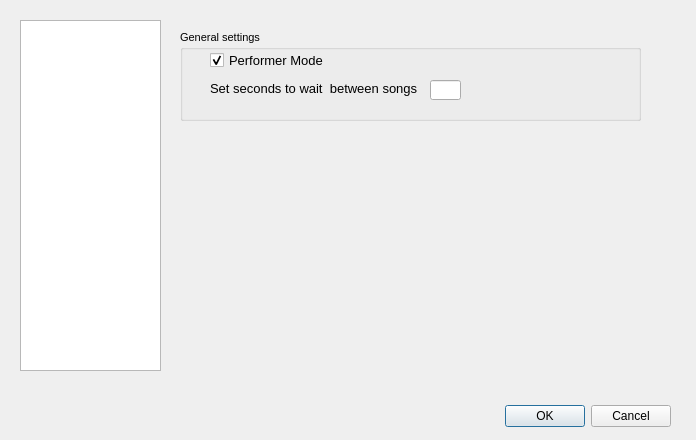
Old version of the form settings_dialog.ui in the repository tschen/PyKS.
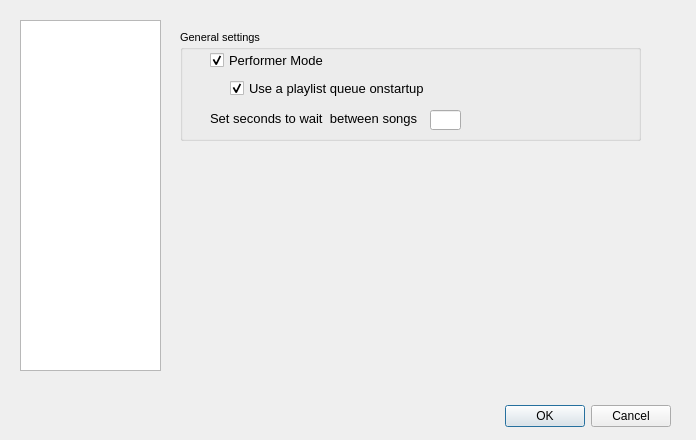
New version of the form. The open tabs and pages were chosen to show the change.

Commit message: - Added queue functionality. This allows the Karaoke DJ to manually   move songs to the playlist.

What changed in the file:
```diff
--- a/settings_dialog.ui
+++ b/settings_dialog.ui
@@ -89,7 +89,7 @@
        <x>0</x>
        <y>30</y>
        <width>461</width>
-       <height>91</height>
+       <height>111</height>
       </rect>
      </property>
      <property name="font">
@@ -127,7 +127,7 @@
       <property name="geometry">
        <rect>
         <x>250</x>
-        <y>50</y>
+        <y>80</y>
         <width>31</width>
         <height>20</height>
        </rect>
@@ -142,7 +142,7 @@
       <property name="geometry">
        <rect>
         <x>30</x>
-        <y>50</y>
+        <y>80</y>
         <width>211</width>
         <height>16</height>
        </rect>
@@ -156,6 +156,27 @@
        <string>Set seconds to wait  between songs</string>
       </property>
      </widget>
+     <widget class="QCheckBox" name="queueOnStartupCheckBox">
+      <property name="geometry">
+       <rect>
+        <x>50</x>
+        <y>50</y>
+        <width>231</width>
+        <height>17</height>
+       </rect>
+      </property>
+      <property name="font">
+       <font>
+        <pointsize>10</pointsize>
+       </font>
+      </property>
+      <property name="text">
+       <string>Use a playlist queue onstartup</string>
+      </property>
+      <property name="checked">
+       <bool>true</bool>
+      </property>
+     </widget>
     </widget>
    </widget>
    <widget class="QWidget" name="page_2">
```
Left out of the diff: 17 changed lines with no effect on the pictures. The commit also changes 9 other files.
